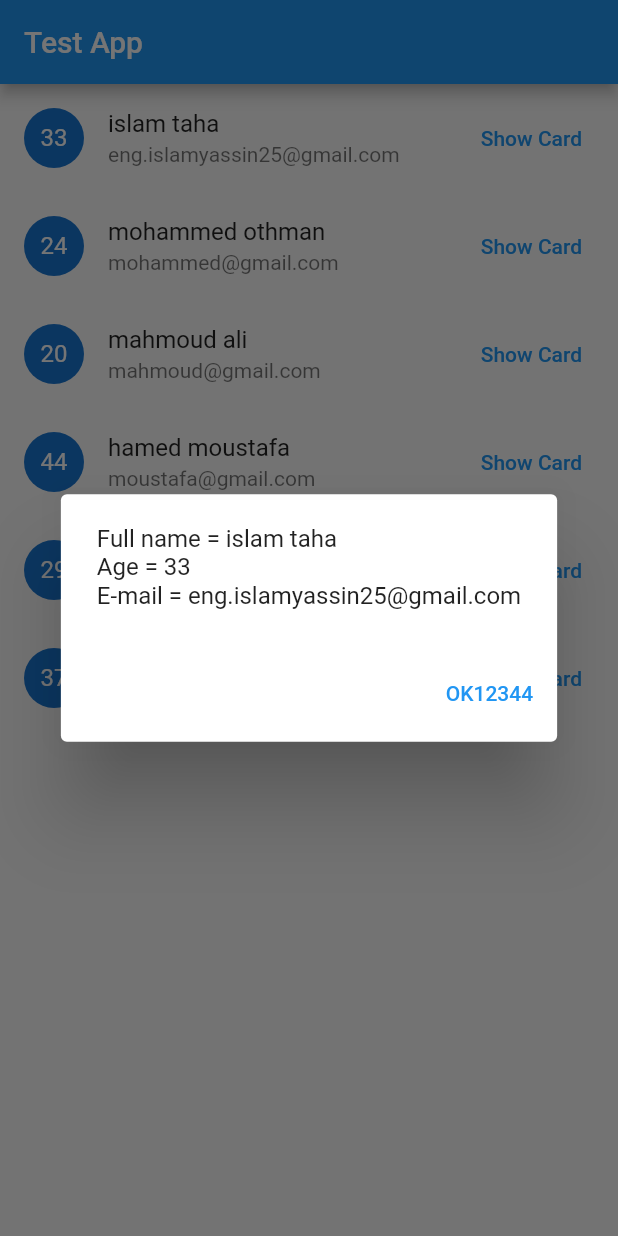
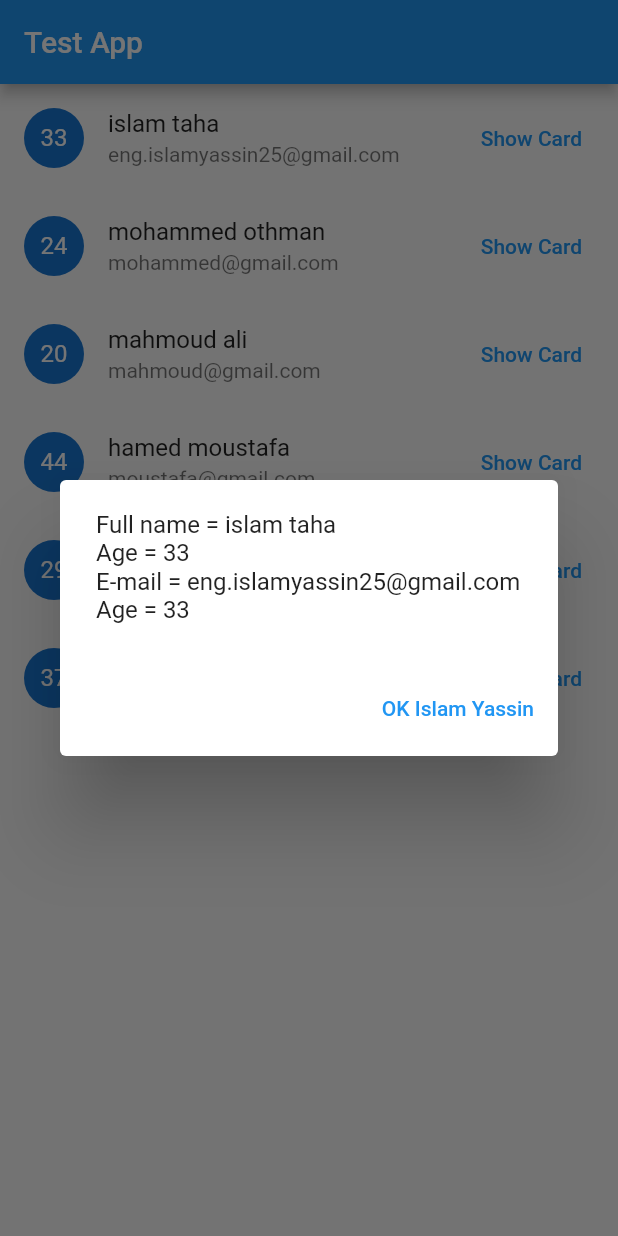
Before and after one commit to islamyassinDev/test2, a Flutter app: the screen it shows after launch, after a tap on "Show Card", on a phone screen of 412 x 824 dp. Run offline on Flutter 3.47's test engine with Material 2 defaults, Android fonts, the phone set to English and light mode, and no system bars.

Commit message:
change text

```diff
--- a/lib/home_screen.dart
+++ b/lib/home_screen.dart
@@ -30,11 +30,12 @@ class _HomeScreenState extends State<HomeScreen> {
                         content: Text('Full name = ${data[index].firstName} '
                             '${data[index].lastName} \n'
                             'Age = ${data[index].age.toString()} \n'
-                            'E-mail = ${data[index].email}'),
+                            'E-mail = ${data[index].email} \n'
+                            'Age = ${data[index].age.toString()} '),
                         actions: [
                           TextButton(
                             onPressed: () => Navigator.of(ctx).pop(),
-                            child: Text('OK12344'),
+                            child: Text('OK Islam Yassin'),
                           )
                         ],
                       ),
```
